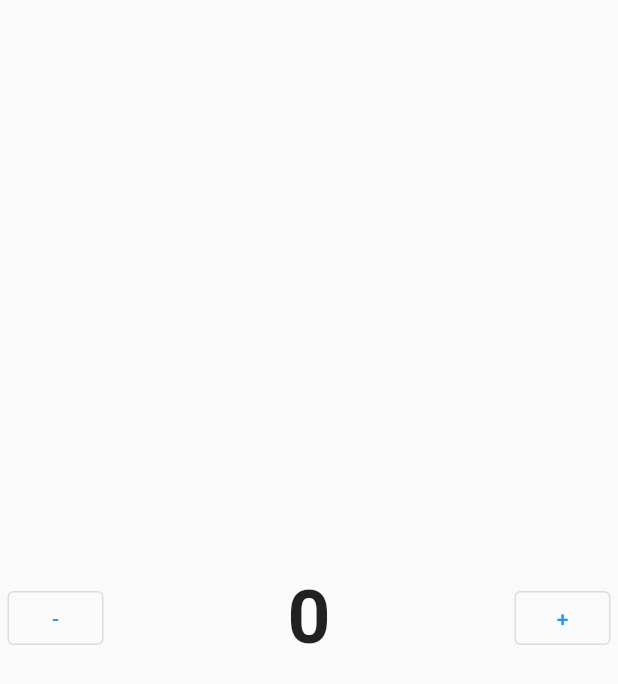
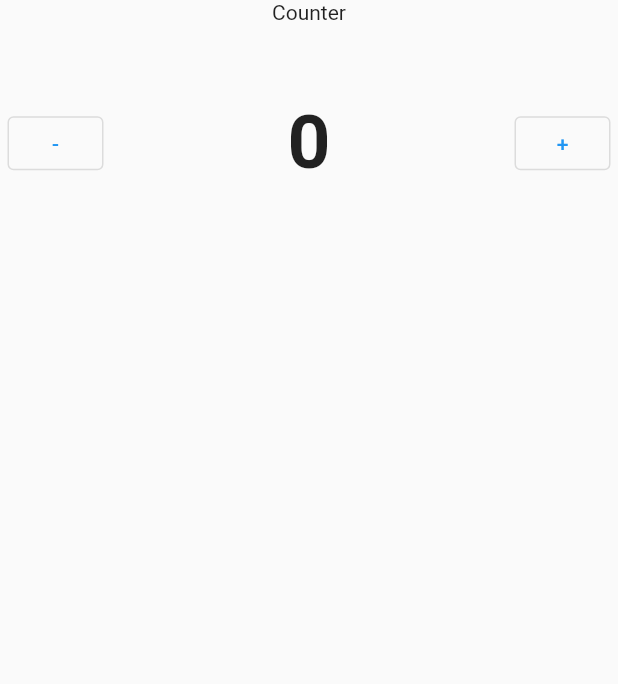
Before and after one commit to desdrianton/flutter_playground, a Flutter app: the screen it shows after launch, on a phone screen of 412 x 824 dp. Shown: the top 684 px of the screen. Run offline on Flutter 3.47's test engine with Material 2 defaults, Android fonts, the phone set to English and light mode, and no system bars.

Commit message:
Basic Provider

```diff
--- a/learn/state_provider/lib/_01_basic_provider/app.dart
+++ b/learn/state_provider/lib/_01_basic_provider/app.dart
@@ -24,7 +24,15 @@ class MyPage extends StatelessWidget {
     log('=== MyPage.build');
 
     return Scaffold(
-      body: Center(child: CounterWidget(),),
+      body: Center(
+        child: Column(
+          children: [
+            const Text('Counter'),
+            const SizedBox(height: 50,),
+            CounterWidget(),
+          ],
+        ),
+      ),
     );
   }
 }
```
